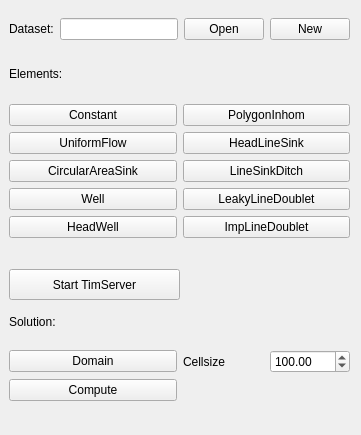
Qt form plugin/qgistim/qt/qgistim_dockwidget_base.ui (Deltares/QGIS-Tim) before a commit.
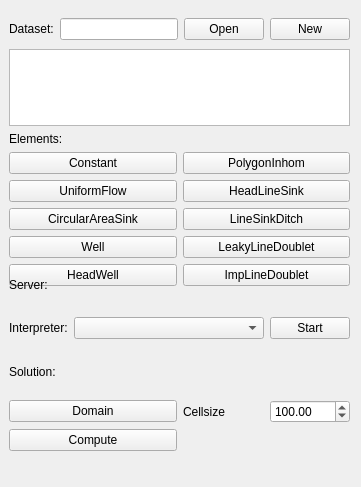
The same form after that commit.

Commit message: Deprecate Qt Designer UI in favor of programmed GUI initialization

Patch:
```diff
--- a/plugin/qgistim/qt/qgistim_dockwidget_base.ui
+++ b/plugin/qgistim/qt/qgistim_dockwidget_base.ui
@@ -7,7 +7,7 @@
     <x>0</x>
     <y>0</y>
     <width>361</width>
-    <height>435</height>
+    <height>487</height>
    </rect>
   </property>
   <property name="windowTitle">
@@ -59,94 +59,97 @@
          <x>0</x>
          <y>40</y>
          <width>341</width>
-         <height>189</height>
+         <height>237</height>
         </rect>
        </property>
        <layout class="QGridLayout" name="gridLayout_3">
-        <item row="0" column="0">
+        <item row="4" column="1">
+         <widget class="QPushButton" name="lineSinkDitchButton">
+          <property name="text">
+           <string>LineSinkDitch</string>
+          </property>
+         </widget>
+        </item>
+        <item row="3" column="0">
+         <widget class="QPushButton" name="uniformFlowButton">
+          <property name="text">
+           <string>UniformFlow</string>
+          </property>
+         </widget>
+        </item>
+        <item row="7" column="0">
+         <widget class="QPushButton" name="wellButton">
+          <property name="text">
+           <string>Well</string>
+          </property>
+         </widget>
+        </item>
+        <item row="7" column="1">
+         <widget class="QPushButton" name="leakyLineDoubletButton">
+          <property name="text">
+           <string>LeakyLineDoublet</string>
+          </property>
+         </widget>
+        </item>
+        <item row="1" column="0">
          <widget class="QLabel" name="label_2">
           <property name="text">
            <string>Elements:</string>
           </property>
          </widget>
         </item>
-        <item row="7" column="1">
+        <item row="8" column="1">
          <widget class="QPushButton" name="impLineDoubletButton">
           <property name="text">
            <string>ImpLineDoublet</string>
           </property>
          </widget>
         </item>
-        <item row="6" column="1">
-         <widget class="QPushButton" name="leakyLineDoubletButton">
-          <property name="text">
-           <string>LeakyLineDoublet</string>
-          </property>
-         </widget>
-        </item>
         <item row="3" column="1">
-         <widget class="QPushButton" name="lineSinkDitchButton">
-          <property name="text">
-           <string>LineSinkDitch</string>
-          </property>
-         </widget>
-        </item>
-        <item row="2" column="1">
          <widget class="QPushButton" name="headLineSinkButton">
           <property name="text">
            <string>HeadLineSink</string>
           </property>
          </widget>
         </item>
-        <item row="1" column="1">
-         <widget class="QPushButton" name="polygonInhomButton">
-          <property name="text">
-           <string>PolygonInhom</string>
-          </property>
-         </widget>
-        </item>
-        <item row="7" column="0">
+        <item row="8" column="0">
          <widget class="QPushButton" name="headWellButton">
           <property name="text">
            <string>HeadWell</string>
           </property>
          </widget>
         </item>
-        <item row="6" column="0">
-         <widget class="QPushButton" name="wellButton">
-          <property name="text">
-           <string>Well</string>
-          </property>
-         </widget>
-        </item>
-        <item row="3" column="0">
-         <widget class="QPushButton" name="circAreaSinkButton">
-          <property name="text">
-           <string>CircularAreaSink</string>
-          </property>
-         </widget>
-        </item>
         <item row="2" column="0">
-         <widget class="QPushButton" name="uniformFlowButton">
-          <property name="text">
-           <string>UniformFlow</string>
-          </property>
-         </widget>
-        </item>
-        <item row="1" column="0">
          <widget class="QPushButton" name="constantButton">
           <property name="text">
            <string>Constant</string>
           </property>
          </widget>
         </item>
+        <item row="2" column="1">
+         <widget class="QPushButton" name="polygonInhomButton">
+          <property name="text">
+           <string>PolygonInhom</string>
+          </property>
+         </widget>
+        </item>
+        <item row="4" column="0">
+         <widget class="QPushButton" name="circAreaSinkButton">
+          <property name="text">
+           <string>CircularAreaSink</string>
+          </property>
+         </widget>
+        </item>
+        <item row="0" column="0" colspan="2">
+         <widget class="QTreeView" name="treeView"/>
+        </item>
        </layout>
       </widget>
       <widget class="QWidget" name="gridLayoutWidget_3">
        <property name="geometry">
         <rect>
          <x>0</x>
-         <y>290</y>
+         <y>340</y>
          <width>341</width>
          <height>102</height>
         </rect>
@@ -202,18 +205,58 @@
         </item>
        </layout>
       </widget>
-      <widget class="QPushButton" name="serverButton">
+      <widget class="QWidget" name="verticalLayoutWidget_2">
        <property name="geometry">
         <rect>
          <x>0</x>
-         <y>260</y>
-         <width>171</width>
-         <height>31</height>
+         <y>250</y>
+         <width>341</width>
+         <height>80</height>
         </rect>
        </property>
-       <property name="text">
-        <string>Start TimServer</string>
-       </property>
+       <layout class="QVBoxLayout" name="verticalLayout_3">
+        <item>
+         <widget class="QLabel" name="label_6">
+          <property name="text">
+           <string>Server:</string>
+          </property>
+         </widget>
+        </item>
+        <item>
+         <layout class="QHBoxLayout" name="horizontalLayout">
+          <item>
+           <widget class="QLabel" name="label_5">
+            <property name="sizePolicy">
+             <sizepolicy hsizetype="Minimum" vsizetype="Preferred">
+              <horstretch>0</horstretch>
+              <verstretch>0</verstretch>
+             </sizepolicy>
+            </property>
+            <property name="text">
+             <string>Interpreter:</string>
+            </property>
+           </widget>
+          </item>
+          <item>
+           <widget class="QComboBox" name="comboBox">
+            <property name="sizePolicy">
+             <sizepolicy hsizetype="Expanding" vsizetype="Fixed">
+              <horstretch>0</horstretch>
+              <verstretch>0</verstretch>
+             </sizepolicy>
+            </property>
+           </widget>
+          </item>
+          <item>
+           <widget class="QPushButton" name="serverButton">
+            <property name="text">
+             <string>Start</string>
+            </property>
+           </widget>
+          </item>
+         </layout>
+        </item>
+       </layout>
       </widget>
      </widget>
     </item>
```
Left out of the diff: 14 changed lines with no effect on the pictures.
